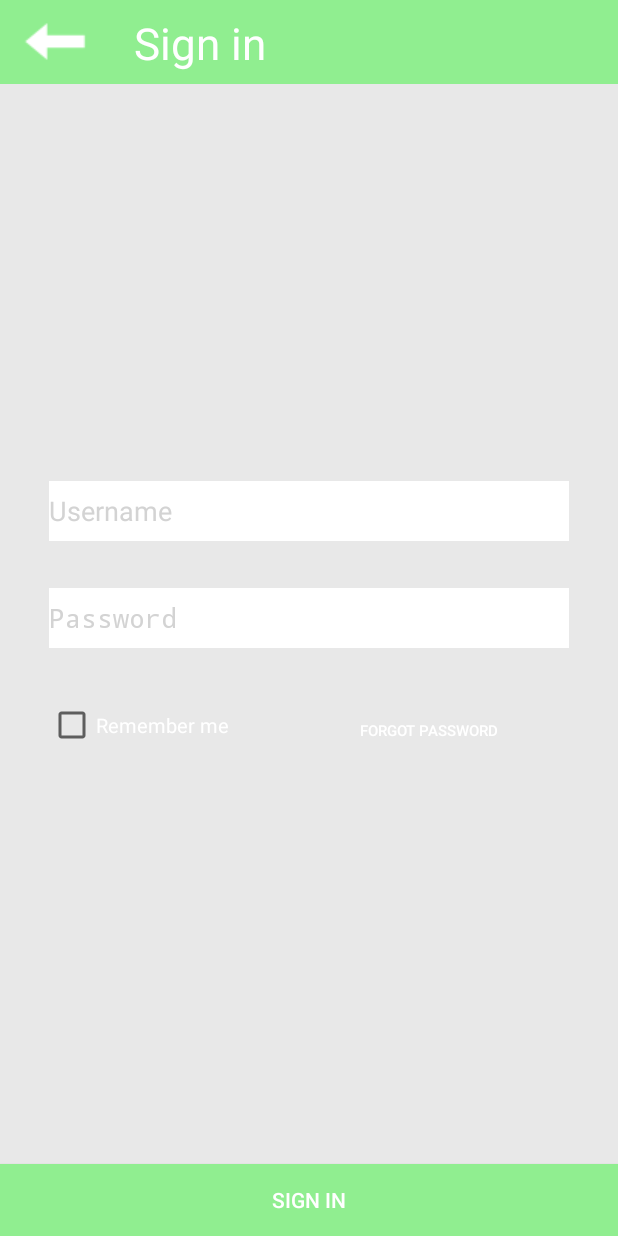
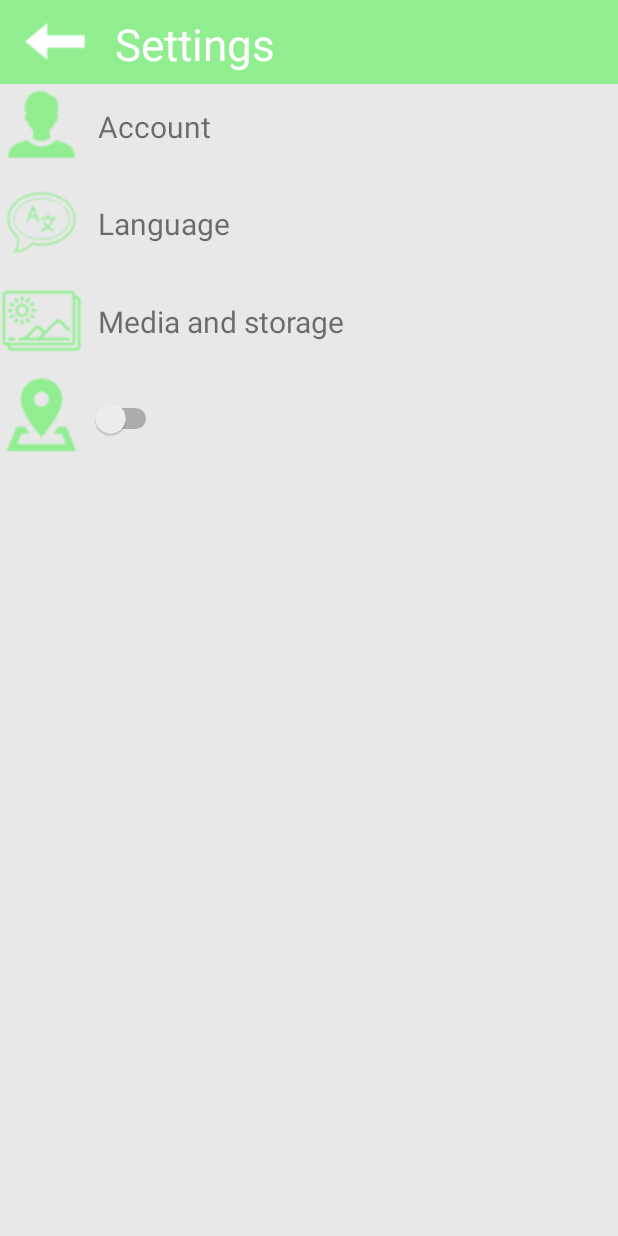
Before and after one commit to nikolinastamenic/PMA, an Android app: the screen it shows after launch (LoginActivity before the commit, SettingsActivity after it), after a tap on "LOGIN", on a phone screen of 412 x 824 dp. Run offline under Robolectric (Android 15) with nearby library versions, the phone set to English and light mode, and no system bars.

Commit message:
Report, new report item and settings done

```diff
--- a/Android app/app/src/main/AndroidManifest.xml
+++ b/Android app/app/src/main/AndroidManifest.xml
@@ -22,7 +22,10 @@
 
             </intent-filter>
         </activity>
-        <activity android:name=".activities.LoginActivity" android:parentActivityName=".MainActivity" />
+        <activity android:name=".activities.LoginActivity" ></activity>
+        <activity android:name=".activities.ReportActivity" ></activity>
+        <activity android:name=".activities.NewItemActivity"></activity>
+        <activity android:name=".activities.SettingsActivity"></activity>
     </application>
 
 </manifest>
--- a/Android app/app/src/main/java/com/example/myapplication/MainActivity.java
+++ b/Android app/app/src/main/java/com/example/myapplication/MainActivity.java
@@ -8,6 +8,8 @@ import android.view.View;
 import android.widget.Button;
 
 import com.example.myapplication.activities.LoginActivity;
+import com.example.myapplication.activities.ReportActivity;
+import com.example.myapplication.activities.SettingsActivity;
 import com.example.myapplication.activities.TestActivity;
 
 public class MainActivity extends AppCompatActivity {
@@ -40,6 +42,17 @@ public class MainActivity extends AppCompatActivity {
         startActivity(intent);
     }
 
+    public void onClickReport(View view) {
+        Intent intent = new Intent(MainActivity.this, ReportActivity.class);
+
+        startActivity(intent);
+    }
+
+    public void onClickSettings(View view) {
+        Intent intent = new Intent(MainActivity.this, SettingsActivity.class);
+
+        startActivity(intent);
+    }
     @Override
     protected void onStop() {
         super.onStop();
--- /dev/null
+++ b/Android app/app/src/main/java/com/example/myapplication/activities/SettingsActivity.java
@@ -0,0 +1,16 @@
+package com.example.myapplication.activities;
+
+import android.app.Activity;
+import android.os.Bundle;
+
+import com.example.myapplication.R;
+
+public class SettingsActivity extends Activity {
+
+    @Override
+    protected void onCreate(Bundle savedInstanceState) {
+        super.onCreate(savedInstanceState);
+        setContentView(R.layout.settings);
+
+    }
+}
--- a/Android app/app/src/main/res/layout/login.xml
+++ b/Android app/app/src/main/res/layout/login.xml
@@ -1,7 +1,6 @@
 <?xml version="1.0" encoding="utf-8"?>
 <RelativeLayout
     xmlns:android="http://schemas.android.com/apk/res/android"
-    xmlns:app="http://schemas.android.com/apk/res-auto"
     xmlns:tools="http://schemas.android.com/tools"
     android:layout_width="match_parent"
     android:layout_height="match_parent"
@@ -9,7 +8,7 @@
     android:background="@color/colorBackground">
 
     <androidx.appcompat.widget.Toolbar
-        android:id="@+id/toolbar2"
+        android:id="@+id/loginToolbar"
         android:layout_width="match_parent"
         android:layout_height="wrap_content"
         android:background="@color/colorForeground"
@@ -17,7 +16,7 @@
         android:theme="?attr/actionBarTheme" />
 
     <ImageButton
-        android:id="@+id/backButton"
+        android:id="@+id/backButtonLogin"
         android:layout_width="75dp"
         android:layout_height="55dp"
         android:src="@drawable/backicon"
@@ -27,9 +26,9 @@
         android:id="@+id/textView"
         android:layout_width="96dp"
         android:layout_height="wrap_content"
-        android:layout_alignEnd="@id/backButton"
-        android:layout_alignRight="@id/backButton"
-        android:layout_alignBottom="@id/toolbar2"
+        android:layout_alignEnd="@id/backButtonLogin"
+        android:layout_alignRight="@id/backButtonLogin"
+        android:layout_alignBottom="@id/loginToolbar"
         android:layout_marginEnd="-106dp"
         android:layout_marginRight="-106dp"
         android:layout_marginBottom="8dp"
--- /dev/null
+++ b/Android app/app/src/main/res/layout/settings.xml
@@ -0,0 +1,124 @@
+<?xml version="1.0" encoding="utf-8"?>
+<RelativeLayout xmlns:android="http://schemas.android.com/apk/res/android"
+    xmlns:tools="http://schemas.android.com/tools"
+    android:layout_width="match_parent"
+    android:layout_height="match_parent"
+    android:background="@color/colorBackground">
+
+
+    <androidx.appcompat.widget.Toolbar
+        android:id="@+id/settingsToolbar"
+        android:layout_width="match_parent"
+        android:layout_height="wrap_content"
+        android:background="@color/colorForeground"
+        android:minHeight="?attr/actionBarSize"
+        android:theme="?attr/actionBarTheme" />
+
+    <ImageButton
+        android:id="@+id/backButtonSettings"
+        android:layout_width="75dp"
+        android:layout_height="55dp"
+        android:src="@drawable/backicon"
+        android:background="@null"/>
+
+    <TextView
+        android:id="@+id/textView"
+        android:layout_width="110dp"
+        android:layout_height="wrap_content"
+        android:layout_alignEnd="@id/backButtonSettings"
+        android:layout_alignRight="@id/backButtonSettings"
+        android:layout_alignBottom="@id/settingsToolbar"
+        android:layout_marginEnd="-110dp"
+        android:layout_marginRight="-110dp"
+        android:layout_marginBottom="7dp"
+        android:text="@string/settings"
+        android:textAlignment="center"
+        android:textColor="@color/colorTextField"
+        android:textSize="29dp" />
+
+    <RelativeLayout
+        android:layout_width="match_parent"
+        android:layout_height="@android:dimen/notification_large_icon_width"
+        android:layout_marginTop="55dp">
+
+        <ImageView
+            android:layout_width="55dp"
+            android:layout_height="55dp"
+            android:src="@drawable/account">
+        </ImageView>
+
+        <TextView
+            android:layout_width="wrap_content"
+            android:layout_height="wrap_content"
+            android:layout_below="@id/backButtonSettings"
+            android:layout_marginLeft="65dp"
+            android:layout_marginTop="15dp"
+            android:text="@string/settings_account"
+            android:textSize="20dp"
+            tools:ignore="NotSibling" />
+
+    </RelativeLayout>
+    <RelativeLayout
+        android:layout_width="match_parent"
+        android:layout_height="@android:dimen/notification_large_icon_width"
+        android:layout_marginTop="120dp">
+
+        <ImageView
+            android:layout_width="55dp"
+            android:layout_height="55dp"
+            android:src="@drawable/language">
+        </ImageView>
+
+        <TextView
+            android:layout_width="wrap_content"
+            android:layout_height="wrap_content"
+            android:layout_below="@id/backButtonSettings"
+            android:layout_marginLeft="65dp"
+            android:layout_marginTop="15dp"
+            android:text="@string/settings_language"
+            android:textSize="20dp"
+            tools:ignore="NotSibling" />
+
+    </RelativeLayout>
+    <RelativeLayout
+        android:layout_width="match_parent"
+        android:layout_height="@android:dimen/notification_large_icon_width"
+        android:layout_marginTop="185dp">
+        <ImageView
+            android:layout_width="55dp"
+            android:layout_height="55dp"
+            android:src="@drawable/gallery1">
+        </ImageView>
+
+        <TextView
+            android:layout_width="wrap_content"
+            android:layout_height="wrap_content"
+            android:layout_below="@id/backButtonSettings"
+            android:layout_marginLeft="65dp"
+            android:layout_marginTop="15dp"
+            android:text="@string/settings_media_storage"
+            android:textSize="20dp"
+            tools:ignore="NotSibling" />
+
+    </RelativeLayout>
+    <RelativeLayout
+        android:layout_width="match_parent"
+        android:layout_height="@android:dimen/notification_large_icon_width"
+        android:layout_marginTop="250dp">
+
+        <ImageView
+            android:layout_width="55dp"
+            android:layout_height="55dp"
+            android:src="@drawable/location">
+        </ImageView>
+
+        <Switch
+            android:id="@+id/switch1"
+            android:layout_width="wrap_content"
+            android:layout_height="wrap_content"
+            android:layout_marginLeft="60dp"
+            android:layout_marginTop="15dp" />
+    </RelativeLayout>
+
+
+</RelativeLayout>
--- a/Android app/app/src/main/res/values/strings.xml
+++ b/Android app/app/src/main/res/values/strings.xml
@@ -12,6 +12,20 @@
     <string name="login_signIn">Sign in</string>
     <string name="login_rememberMe">Remember me</string>
     <string name="login_forgotPassword">Forgot password</string>
+    <string name="report">Report</string>
+    <string name="report_finish">Finish</string>
+    <string name="report_new_item">New Item</string>
+    <string name="report_items">Report items:</string>
+    <string name="item_new"> New item</string>
+    <string name="item_fault_name">Name:</string>
+    <string name="item_description"> Description:</string>
+    <string name="item_picture"> Picture:</string>
+    <string name="settings">Settings</string>
+    <string name="settings_account">Account</string>
+    <string name="settings_language">Language</string>
+    <string name="settings_media_storage">Media and storage</string>
+
+
 
 
 </resources>
```
Also changed, not shown: Android app/app/src/main/java/com/example/myapplication/activities/NewItemActivity.java (added, +15 -0 lines), Android app/app/src/main/java/com/example/myapplication/activities/ReportActivity.java (added, +87 -0 lines), Android app/app/src/main/res/layout/activity_main.xml (+30 -3 lines), Android app/app/src/main/res/layout/item.xml (added, +40 -0 lines), Android app/app/src/main/res/layout/new_item.xml (added, +121 -0 lines), Android app/app/src/main/res/layout/report.xml (added, +83 -0 lines), Android app/app/src/main/res/drawable/account.png (added), Android app/app/src/main/res/drawable/broken_tiles.jpg (added), Android app/app/src/main/res/drawable/broken_window.jpg (added), Android app/app/src/main/res/drawable/camera.png (added), Android app/app/src/main/res/drawable/gallery.png (added), Android app/app/src/main/res/drawable/gallery1.png (added), Android app/app/src/main/res/drawable/language.png (added), Android app/app/src/main/res/drawable/location.png (added).
